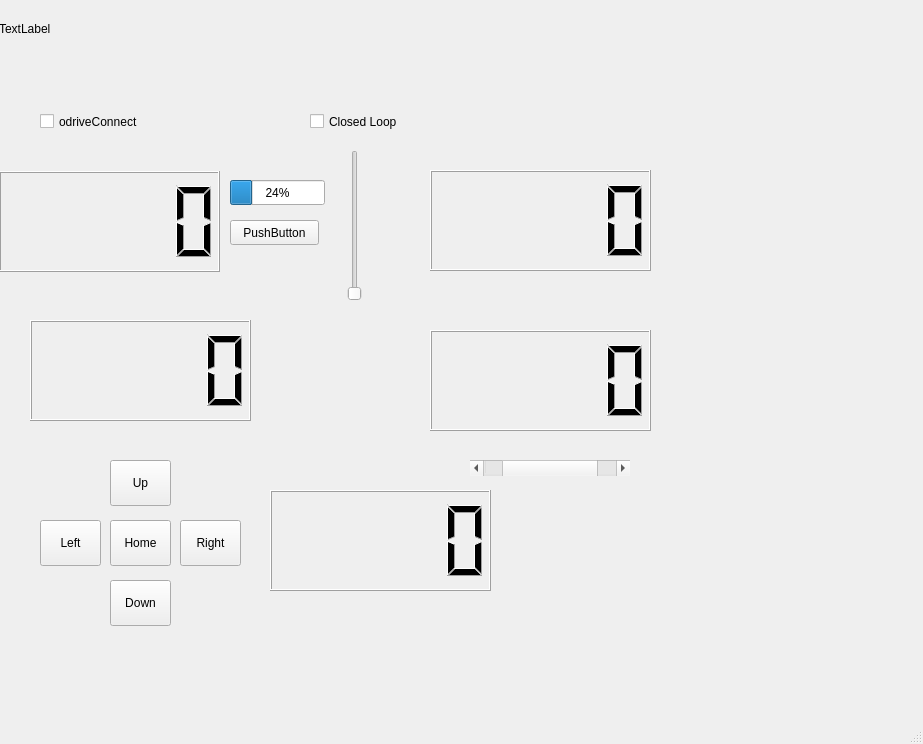
Above: gui/mainwindow.ui from HK-AutoPlant/Gantry before the change. Below: the same form after it.
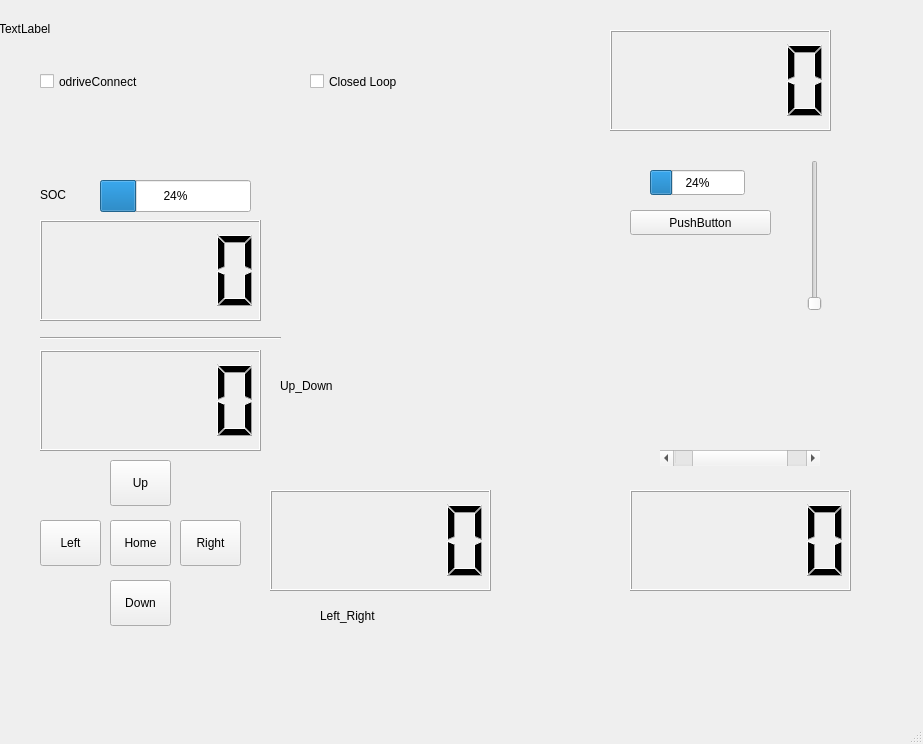
That is the form after the change.

Commit message: movement and abttery estimation

```diff
--- a/gui/mainwindow.ui
+++ b/gui/mainwindow.ui
@@ -17,8 +17,8 @@
    <widget class="QProgressBar" name="progressBar">
     <property name="geometry">
      <rect>
-      <x>230</x>
-      <y>180</y>
+      <x>650</x>
+      <y>170</y>
       <width>95</width>
       <height>25</height>
      </rect>
@@ -30,9 +30,9 @@
    <widget class="QPushButton" name="pushButton">
     <property name="geometry">
      <rect>
-      <x>230</x>
-      <y>220</y>
-      <width>89</width>
+      <x>630</x>
+      <y>210</y>
+      <width>141</width>
       <height>25</height>
      </rect>
     </property>
@@ -56,8 +56,8 @@
    <widget class="QLCDNumber" name="lcdNumber">
     <property name="geometry">
      <rect>
-      <x>-1</x>
-      <y>171</y>
+      <x>40</x>
+      <y>220</y>
       <width>221</width>
       <height>101</height>
      </rect>
@@ -66,8 +66,8 @@
    <widget class="QSlider" name="velocityLimitX">
     <property name="geometry">
      <rect>
-      <x>340</x>
-      <y>150</y>
+      <x>800</x>
+      <y>160</y>
       <width>30</width>
       <height>151</height>
      </rect>
@@ -85,8 +85,8 @@
    <widget class="QLCDNumber" name="lcd_vel">
     <property name="geometry">
      <rect>
-      <x>430</x>
-      <y>170</y>
+      <x>610</x>
+      <y>30</y>
       <width>221</width>
       <height>101</height>
      </rect>
@@ -96,7 +96,7 @@
     <property name="geometry">
      <rect>
       <x>40</x>
-      <y>110</y>
+      <y>70</y>
       <width>231</width>
       <height>23</height>
      </rect>
@@ -108,8 +108,8 @@
    <widget class="QScrollBar" name="posInX">
     <property name="geometry">
      <rect>
-      <x>470</x>
-      <y>460</y>
+      <x>660</x>
+      <y>450</y>
       <width>160</width>
       <height>16</height>
      </rect>
@@ -139,8 +139,8 @@
    <widget class="QLCDNumber" name="lcdPosX">
     <property name="geometry">
      <rect>
-      <x>430</x>
-      <y>330</y>
+      <x>630</x>
+      <y>490</y>
       <width>221</width>
       <height>101</height>
      </rect>
@@ -150,7 +150,7 @@
     <property name="geometry">
      <rect>
       <x>310</x>
-      <y>110</y>
+      <y>70</y>
       <width>151</width>
       <height>23</height>
      </rect>
@@ -227,8 +227,8 @@
    <widget class="QLCDNumber" name="lcdPos_Up">
     <property name="geometry">
      <rect>
-      <x>30</x>
-      <y>320</y>
+      <x>40</x>
+      <y>350</y>
       <width>221</width>
       <height>101</height>
      </rect>
@@ -244,6 +244,71 @@
      </rect>
     </property>
    </widget>
+   <widget class="QProgressBar" name="batteryChargeLevel">
+    <property name="geometry">
+     <rect>
+      <x>100</x>
+      <y>180</y>
+      <width>151</width>
+      <height>32</height>
+     </rect>
+    </property>
+    <property name="value">
+     <number>24</number>
+    </property>
+   </widget>
+   <widget class="QLabel" name="label">
+    <property name="geometry">
+     <rect>
+      <x>40</x>
+      <y>180</y>
+      <width>51</width>
+      <height>30</height>
+     </rect>
+    </property>
+    <property name="text">
+     <string>SOC</string>
+    </property>
+   </widget>
+   <widget class="QLabel" name="batteryVoltage_2">
+    <property name="geometry">
+     <rect>
+      <x>280</x>
+      <y>370</y>
+      <width>111</width>
+      <height>31</height>
+     </rect>
+    </property>
+    <property name="text">
+     <string>Up_Down</string>
+    </property>
+   </widget>
+   <widget class="QLabel" name="batteryVoltage_3">
+    <property name="geometry">
+     <rect>
+      <x>320</x>
+      <y>600</y>
+      <width>111</width>
+      <height>31</height>
+     </rect>
+    </property>
+    <property name="text">
+     <string>Left_Right</string>
+    </property>
+   </widget>
+   <widget class="Line" name="line">
+    <property name="geometry">
+     <rect>
+      <x>40</x>
+      <y>330</y>
+      <width>241</width>
+      <height>16</height>
+     </rect>
+    </property>
+    <property name="orientation">
+     <enum>Qt::Horizontal</enum>
+    </property>
+   </widget>
   </widget>
   <widget class="QMenuBar" name="menubar">
    <property name="geometry">
```
The commit also changes 1 other file.
